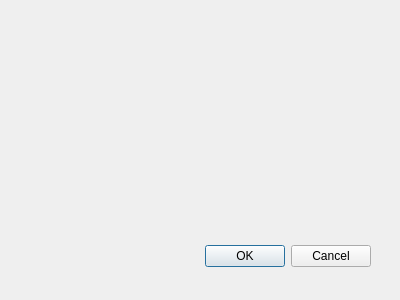
Old version of the form SSOKeyGen/ssokeygendialog.ui in the repository chrcoe/sso-keygen.
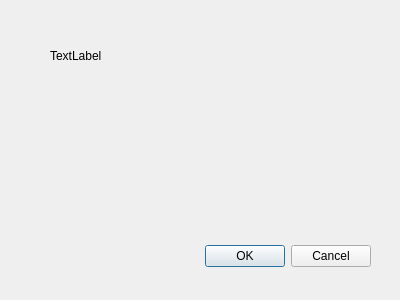
New version of the form.

Commit message: added more functionality to learn how to work with multiple windows

The edit to the form file:
```diff
--- a/SSOKeyGen/ssokeygendialog.ui
+++ b/SSOKeyGen/ssokeygendialog.ui
@@ -29,6 +29,19 @@
     <set>QDialogButtonBox::Cancel|QDialogButtonBox::Ok</set>
    </property>
   </widget>
+  <widget class="QLabel" name="testLabel">
+   <property name="geometry">
+    <rect>
+     <x>50</x>
+     <y>40</y>
+     <width>181</width>
+     <height>31</height>
+    </rect>
+   </property>
+   <property name="text">
+    <string>TextLabel</string>
+   </property>
+  </widget>
  </widget>
  <resources/>
  <connections>
```
The commit also changes 4 other files.
